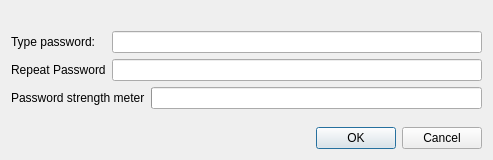
The window that src/widget/form/setpassworddialog.ui (qTox/qTox) describes before a commit, drawn with Qt 5.
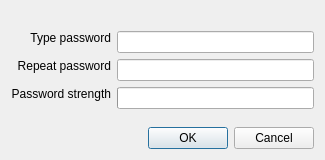
The same window after the commit.

Commit message: Confirm decrypt data, various ui/txt tweaks

The edit to the form file:
```diff
--- a/src/widget/form/setpassworddialog.ui
+++ b/src/widget/form/setpassworddialog.ui
@@ -6,7 +6,7 @@
    <rect>
     <x>0</x>
     <y>0</y>
-    <width>493</width>
+    <width>325</width>
     <height>160</height>
    </rect>
   </property>
@@ -24,15 +24,21 @@
     <layout class="QGridLayout" name="pswdsLayout">
      <item row="4" column="0">
       <widget class="QLabel" name="label_2">
+       <property name="alignment">
+        <set>Qt::AlignRight</set>
+       </property>
        <property name="text">
-        <string>Repeat Password</string>
+        <string>Repeat password</string>
        </property>
       </widget>
      </item>
      <item row="2" column="0">
       <widget class="QLabel" name="label">
+       <property name="alignment">
+        <set>Qt::AlignRight</set>
+       </property>
        <property name="text">
-        <string>Type password:</string>
+        <string>Type password</string>
        </property>
       </widget>
      </item>
@@ -50,18 +56,17 @@
        </property>
       </widget>
      </item>
-    </layout>
-   </item>
-   <item>
-    <layout class="QHBoxLayout" name="pswdStrengthLayout">
-     <item>
+     <item row="6" column="0">
       <widget class="QLabel" name="label_3">
+       <property name="alignment">
+        <set>Qt::AlignRight</set>
+       </property>
        <property name="text">
-        <string>Password strength meter</string>
+        <string>Password strength</string>
        </property>
       </widget>
      </item>
-     <item>
+     <item row="6" column="1">
       <widget class="QProgressBar" name="strengthBar">
        <property name="value">
         <number>0</number>
```
The commit also changes 5 other files.
